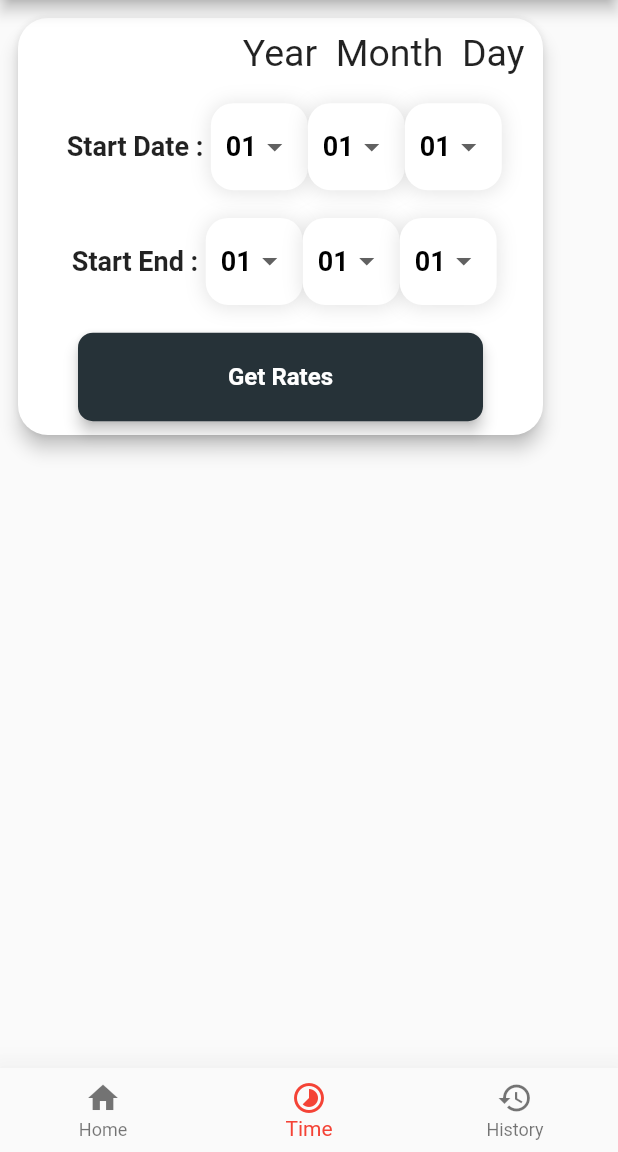
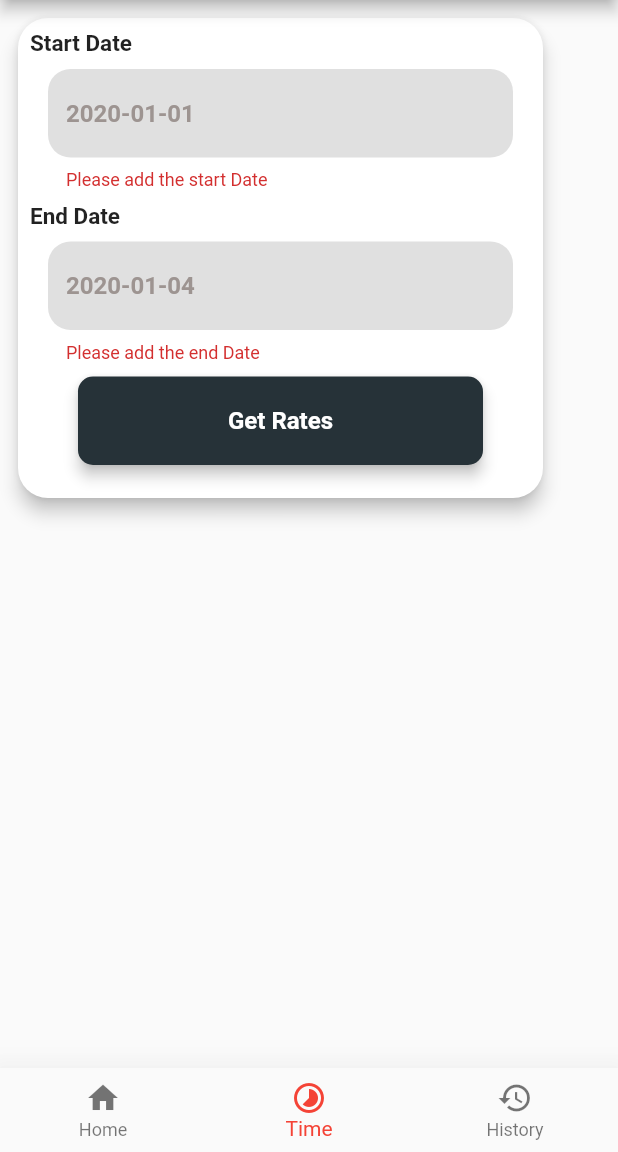
Before and after one commit to abdulrahmanahme/Currency-App, a Flutter app: the screen it shows after launch, item 2 of the bottom bar chosen, after a tap on "Get Rates", on a phone screen of 412 x 824 dp, the part 84-1236 px from its top. Run offline on Flutter 3.47's test engine with Material 2 defaults, Android fonts, the phone set to English and light mode, and no system bars; our stand-ins replace dio, flutter_bloc; network calls fail.

```diff
--- a/lib/core/components/app_constant/app_constant.dart
+++ b/lib/core/components/app_constant/app_constant.dart
@@ -1,15 +1,7 @@
 class AppConstant {
- static const String selectedDay = '01';
-   static const  List<String> options = [
-      '01',
-      '02',
-      '03',
-      '04',
-      '05',
-      '06',
-      '07',
-      '08',
-      '09',
-      '10',
-    ];
+ static const String convertApi = 'https://api.exchangerate.host/convert?from=';
+ static const String convertdata = 'https://api.exchangerate.host/timeseries?start_date=';
+ static const String homeCurrency = 'https://api.exchangerate.host/latest';
+
+
 }
--- a/lib/core/components/widgets/drop_down_list_widget.dart
+++ /dev/null
@@ -1,66 +0,0 @@
-import 'package:flutter/material.dart';
-
-class DropdownWidget extends StatefulWidget {
-  DropdownWidget(
-      {super.key,required this.options ,required this.selectedOption });
-
- String selectedOption;
- List<String> options;
-  @override
-  _DropdownWidgetState createState() => _DropdownWidgetState();
-}
-
-class _DropdownWidgetState extends State<DropdownWidget> {
-
-  @override
-  Widget build(BuildContext context) {
-    return Container(
-      padding:const EdgeInsets.symmetric(horizontal: 10, vertical: 5),
-      decoration: BoxDecoration(
-        borderRadius: BorderRadius.circular(15),
-        color: Colors.white,
-        boxShadow: [
-          BoxShadow(
-            color: Colors.black.withOpacity(0.1),
-            spreadRadius: 1,
-            blurRadius: 10,
-            offset: Offset(0, 1),
-          )
-        ],
-      ),
-      child: DropdownButton(
-        value: widget.selectedOption,
-        icon: Icon(Icons.arrow_drop_down),
-        iconSize: 24,
-        elevation: 16,
-        underline: SizedBox(),
-        style: TextStyle(
-          color: Colors.black,
-          fontSize: 18,
-          fontWeight: FontWeight.bold,
-        ),
-        onChanged:
-         (String ?newValue) {
-          setState(() {
-            widget.selectedOption = newValue!;
-
-          });
-        },
-        items: widget.options.map<DropdownMenuItem<String>>((String value) {
-          return DropdownMenuItem<String>(
-            value: value,
-            child: Text(value),
-          );
-        }).toList(),
-      ),
-    );
-  }
-}
-class DropdownCurrency extends StatelessWidget {
-  const DropdownCurrency({super.key});
-
-  @override
-  Widget build(BuildContext context) {
-    return const Placeholder();
-  }
-}
--- a/lib/core/components/widgets/select_date_widget.dart
+++ b/lib/core/components/widgets/select_date_widget.dart
@@ -1,64 +1,105 @@
-
-import 'package:currency_app/core/components/widgets/drop_down_list_widget.dart';
 import 'package:currency_app/core/components/widgets/text_widget.dart';
+import 'package:currency_app/core/components/widgets/textformfield_widget.dart';
 import 'package:flutter/material.dart';
 
 class SelectDateWidget extends StatelessWidget {
-  const SelectDateWidget(
-      {super.key,
+  const SelectDateWidget({
+    super.key,
+    required this.controller,
+    required this.validtion,
+    required this.hintText,
+    required this.textName,
+    required this.textName2,
+   required this.controller2,
+   required this.hintText2,
+   required this.validtion2,
+  });
+  final String? textName;
+  final String? textName2;
+  final String? validtion;
+  final String? validtion2;
+  final String? hintText;
+  final String? hintText2;
+  final TextEditingController? controller;
+  final TextEditingController? controller2;
 
-      required this.options,
-      this.textName,
-      required this.selectvalue});
-  final String? selectvalue;
-  final String? textName;
-
-  final List<String> options;
 
   @override
   Widget build(BuildContext context) {
-    return Row(
-      mainAxisAlignment: MainAxisAlignment.center,
+    return Column(
+      mainAxisAlignment: MainAxisAlignment.start,
       children: [
-        TextWidget(
-          text: '$textName',
+        Row(
+          mainAxisAlignment: MainAxisAlignment.start,
+          children: [
+            TextWidget(
+              text: '$textName',
+            ),
+          ],
         ),
-    DropdownWidget(options: options,selectedOption:selectvalue!),
-    DropdownWidget(options: options,selectedOption:selectvalue!),
-    DropdownWidget(options: options,selectedOption:selectvalue!),
+        defaultFormField(
+          controller: controller,
+          hintText: hintText,
+          validate: (value) {
+            if (value == null || value.isEmpty) {
+              return validtion;
+            }
 
+            return null;
+          },
+          type: TextInputType.emailAddress,
+        ),
+        Row(
+          mainAxisAlignment: MainAxisAlignment.start,
+          children: [
+            TextWidget(
+              text: "$textName2",
+            ),
+          ],
+        ),
+        defaultFormField(
+          controller: controller2,
+          hintText: hintText2,
+          validate: (value) {
+            if (value == null || value.isEmpty) {
+              return validtion2;
+            }
 
+            return null;
+          },
+          type: TextInputType.emailAddress,
+        ),
       ],
     );
   }
 }
 
-class SelectCurrencyWidget  extends StatelessWidget {
-  const SelectCurrencyWidget(
-      {super.key,
+// class SelectCurrencyWidget  extends StatelessWidget {
+//   const SelectCurrencyWidget(
+//       {super.key,
 
-      required this.options,
-      this.textName,
-      required this.selectvalue});
-  final String? selectvalue;
-  final String? textName;
+//       required this.options,
+//       this.textName,
+//       required this.selectvalue});
+//   final String? selectvalue;
+//   final String? textName;
 
-  final List<String> options;
+//   final List<String> options;
 
-  @override
-  Widget build(BuildContext context) {
-    return  Row(
-      mainAxisAlignment: MainAxisAlignment.center,
-      children: [
-        TextWidget(
-          text: '${textName}',
-        ),
-    DropdownWidget(options:options,selectedOption:selectvalue!),
-    DropdownWidget(options: options,selectedOption:selectvalue!),
-    DropdownWidget(options: options,selectedOption:selectvalue!),
+//   @override
+//   Widget build(BuildContext context) {
+//     return  Row(
+//       mainAxisAlignment: MainAxisAlignment.center,
+//       children: [
+//         TextWidget(
+//           text: '${textName}',
+//         ),
+//     DropdownWidget(options:options,selectedOption:selectvalue!),
+//     DropdownWidget(options: options,selectedOption:selectvalue!),
+//     DropdownWidget(options: options,selectedOption:selectvalue!),
 
 
-      ],
-    );
-  }
-}
+//       ],
+//     );
+//   }
+// }
--- a/lib/core/components/widgets/text_widget.dart
+++ b/lib/core/components/widgets/text_widget.dart
@@ -10,10 +10,10 @@ class TextWidget extends StatelessWidget {
   @override
   Widget build(BuildContext context) {
     return Padding(
-      padding: const EdgeInsets.all(5.0),
+      padding: const EdgeInsets.all(8.0),
       child: Text(
         "$text",
-        style: const TextStyle(fontSize: 18, fontWeight: FontWeight.bold),
+        style: const TextStyle(fontSize: 15, fontWeight: FontWeight.bold),
       ),
     );
   }
--- /dev/null
+++ b/lib/core/components/widgets/textformfield_widget.dart
@@ -0,0 +1,49 @@
+
+import 'package:flutter/material.dart';
+
+Widget defaultFormField({
+  required TextEditingController? controller,
+  TextInputType? type,
+  ValueChanged<String>? onSubmit,
+  FormFieldValidator<String>? onChange,
+  bool isPassword = false,
+  required String? Function(String?)? validate,
+  String? label,
+  IconData? prefix,
+  TextStyle? style,
+  IconData? suffix,
+  Function? suffixpress,
+  Widget? suffixIcon,
+  int maxLines = 1,
+  String? hintText,
+}) =>
+    Padding(
+      padding: const EdgeInsets.only(left: 20,right: 20),
+      child: TextFormField(
+        controller: controller,
+        keyboardType: type,
+        obscureText: isPassword,
+        onFieldSubmitted: onSubmit,
+        maxLines: maxLines,
+        validator: validate!,
+        style: style,
+        decoration: InputDecoration(
+          fillColor: Colors.grey.shade300,
+          filled: true,
+          hintStyle: TextStyle(
+              color: Color(0xff9D9491),
+              fontWeight: FontWeight.bold,
+              fontSize: 16),
+          hintText: hintText,
+          suffixIcon: suffixIcon,
+          focusedBorder: OutlineInputBorder(
+            borderRadius: BorderRadius.circular(15.0),
+            borderSide: BorderSide.none,
+          ),
+          border: OutlineInputBorder(
+            borderRadius: BorderRadius.circular(15.0),
+            borderSide: BorderSide.none,
+          ),
+        ),
+      ),
+    );
--- a/lib/main.dart
+++ b/lib/main.dart
@@ -1,12 +1,8 @@
-import 'package:currency_app/repository/currencys_api_remote.dart';
 import 'package:currency_app/view/layout_screen.dart';
 import 'package:flutter/material.dart';
 
 void main() {
   runApp(const MyApp());
-  // RemoteApis.getUse();
-  // RemoteApis.get();
-
 }
 
 class MyApp extends StatelessWidget {
--- a/lib/model/currency_home_model.dart
+++ b/lib/model/currency_home_model.dart
@@ -1,12 +1,12 @@
 class CurrencyHomeModel {
    String? base;
    String ?date;
-  Map<String, num> rates;
+  Map<String, num>? rates;
 
   CurrencyHomeModel ({
    this.base,
   this.date,
-    required this.rates,
+    this.rates,
   });
 
   factory CurrencyHomeModel.fromJson({Map<String, dynamic>? json}) {
--- a/lib/repository/currencys_api_remote.dart
+++ b/lib/repository/currencys_api_remote.dart
@@ -1,22 +1,30 @@
-import 'package:currency_app/model/currency_convertion_model.dart';
-import 'package:currency_app/model/currency_home_model.dart';
-import 'package:currency_app/model/currency_data_model.dart';
 import 'package:dio/dio.dart';
 
-class CurrencyApis {
-  static Future<CurrencyHomeModel?> getCurrencyHome() async {
-    final response = await Dio().get('https://api.exchangerate.host/latest');
+import 'package:currency_app/model/currency_convertion_model.dart';
+import 'package:currency_app/model/currency_data_model.dart';
+import 'package:currency_app/model/currency_home_model.dart';
+
+import '../core/components/app_constant/app_constant.dart';
+
+
+class CurrencyApis  {
+
+static  Future<CurrencyConversionModel?> getCurrencyConvertion({String ?baseCurrency, String? secondCurrency}) async {
+    final response = await Dio()
+        .get('${AppConstant.convertApi}$baseCurrency&to=$secondCurrency');
     if (response.statusCode == 200) {
-      return CurrencyHomeModel.fromJson(
-          json: response.data as Map<String, dynamic>);
+      return CurrencyConversionModel.fromJson(
+          response.data as Map<String, dynamic>);
     } else {
       throw Exception('Failed to load data');
     }
   }
 
-  static Future<CurrencyDateModel?> getCurrencyDate() async {
+ static Future<CurrencyDateModel?> getCurrencyDate({String? startDate ,String?endDate }) async {
     final response = await Dio().get(
-        'https://api.exchangerate.host/timeseries?start_date=2020-01-01&end_date=2020-01-04');
+        '${AppConstant.convertdata}$startDate&end_date=$endDate');
+          if(response.statusCode == 404 ) throw Exception();
+
     if (response.statusCode == 200) {
       return CurrencyDateModel.fromJson(
           json: response.data as Map<String, dynamic>);
@@ -25,12 +33,12 @@ class CurrencyApis {
     }
   }
 
-  static Future<CurrencyConversionModel?> getCurrencyConvertion() async {
-    final response = await Dio()
-        .get('https://api.exchangerate.host/convert?from=USD&to=EUR');
+ static Future<CurrencyHomeModel?> getCurrencyHome() async {
+    final response = await Dio().get("${AppConstant.homeCurrency}");
     if (response.statusCode == 200) {
-      return CurrencyConversionModel.fromJson(
-          response.data as Map<String, dynamic>);
+
+      return CurrencyHomeModel.fromJson(
+          json: response.data as Map<String, dynamic>);
     } else {
       throw Exception('Failed to load data');
     }
--- a/lib/view/currency_home_screen.dart
+++ b/lib/view/currency_home_screen.dart
@@ -1,5 +1,6 @@
-import 'package:currency_app/core/components/widgets/button_widget.dart';
-import 'package:currency_app/core/components/widgets/card_currency.dart';
+import 'package:currency_app/core/components/widgets/card_home_widget.dart';
+import 'package:currency_app/model/currency_home_model.dart';
+import 'package:currency_app/repository/currencys_api_remote.dart';
 import 'package:currency_app/view_model/currency_home_screen/currency_home_view_mode_states.dart';
 import 'package:flutter/material.dart';
 import 'package:flutter_bloc/flutter_bloc.dart';
@@ -13,11 +14,22 @@ class CurrencyHomeScreen extends StatefulWidget {
 }
 
 class _CurrencyHomeScreenState extends State<CurrencyHomeScreen> {
+  bool isLoading = true;
+  CurrencyApis? data;
+  CurrencyHomeModel? currencyHomeModel;
+
+  CurrencyApis? currencyApis;
 
   @override
   void initState() {
+    CurrencyApis.getCurrencyHome().then((value) => setState(() {
+          isLoading = false;
+          currencyHomeModel = value;
+        }));
+
     super.initState();
   }
+
   @override
   Widget build(BuildContext context) {
     return BlocProvider(
@@ -25,50 +37,21 @@ class _CurrencyHomeScreenState extends State<CurrencyHomeScreen> {
       child: BlocConsumer<CurrencyHomeViewModel, CurrencyHomeViewModelState>(
           listener: (context, state) {},
           builder: (context, state) {
-            var cubit = context.read<CurrencyHomeViewModel>();
-
             return Scaffold(
-              body:
-
-                  //  cubit.isLoading   ? const Center(child: CircularProgressIndicator())
-                  //     :
-                  SingleChildScrollView(
-                child: Column(
-                  children: [
-
-
-                    // ...data!.rates.entries
-                    //     .map((cur) => CardCurreny(
-                    //           nameCurreny: cur.key,
-                    //           valueCurreny: cur.value.toString(),
-                    //         ))
-                    //     .toList(),
-
-                    Button(
-                      name: 'Get Rates',
-                      onPressed: () {
-                        cubit.excute();
-                      },
+              body: isLoading
+                  ? const Center(child: CircularProgressIndicator())
+                  : SingleChildScrollView(
+                      child: Column(
+                        children: [
+                          ...currencyHomeModel!.rates!.entries
+                              .map((cur) => CardHome(
+                                    nameCurreny: cur.key,
+                                    valueCurreny: cur.value.toString(),
+                                  ))
+                              .toList(),
+                        ],
+                      ),
                     ),
-                    if (state is LoadingCurrencyHomeStatus)
-                      cubit.isLoading
-                          ? const Center(child: CircularProgressIndicator())
-                          : CardCurreny(
-                              nameCurreny:
-                                  cubit.currencyConversionModel!.query.from,
-                              valueCurreny:
-                                  cubit.currencyConversionModel!.query.to,
-                            )
-
-                    //  ...currencyCompare!.query.
-                    //     .map((cur) => CardCurreny(
-                    //           nameCurreny: cur.key,
-                    //           valueCurreny: cur.value.toString(),
-                    //         ))
-                    //     .toList(),
-                  ],
-                ),
-              ),
             );
           }),
     );
--- a/lib/view/currency_time_screen.dart
+++ b/lib/view/currency_time_screen.dart
@@ -15,6 +15,17 @@ class CurrencyTimeScreen extends StatefulWidget {
 }
 
 class _CurrencyTimeScreenState extends State<CurrencyTimeScreen> {
+  final TextEditingController _controller = TextEditingController();
+  final TextEditingController _controller2 = TextEditingController();
+final formkey = GlobalKey<FormState>();
+
+  @override
+  void dispose() {
+    _controller.dispose();
+    _controller2.dispose();
+    super.dispose();
+  }
+
   @override
   Widget build(BuildContext context) {
     return BlocProvider(
@@ -26,6 +37,8 @@ class _CurrencyTimeScreenState extends State<CurrencyTimeScreen> {
 
               return Scaffold(
                 body: SingleChildScrollView(
+                  child: Form(
+                    key: formkey,
                     child: Column(
                       children: [
                         Padding(
@@ -36,33 +49,37 @@ class _CurrencyTimeScreenState extends State<CurrencyTimeScreen> {
                               borderRadius: BorderRadius.circular(20),
                             ),
                             child: Container(
-                            height: 278,
+                              height: 320,
                               width: 350,
                               child: Column(
-                              mainAxisAlignment: MainAxisAlignment.spaceAround,
+                                mainAxisAlignment: MainAxisAlignment.start,
                                 children: [
-                                Row(
-                                  mainAxisAlignment: MainAxisAlignment.end,
-                                  children: const [
-                                    Text(
-                                      '  Year  Month  Day  ',
-                                      style: TextStyle(fontSize: 25),
-                                    ),
-                                  ],
-                                ),
-                                const SelectDateWidget(
-                                    textName: 'Start Date :',
-                                    options: AppConstant.options,
-                                    selectvalue: AppConstant.selectedDay),
-                                const SelectDateWidget(
-                                    textName: 'Start End :',
-                                    options: AppConstant.options,
-                                    selectvalue: AppConstant.selectedDay),
-                                Button(
+
+                                  SelectDateWidget(
+                                      controller: _controller,
+                                      controller2: _controller2,
+                                      validtion: 'Please add the start Date',
+                                       validtion2: 'Please add the end Date',
+                                      hintText: '2020-01-01',
+                                      hintText2: '2020-01-04',
+                                      textName: 'Start Date',
+                                      textName2: 'End Date'),
+
+                                  Padding(
+                                    padding: const EdgeInsets.all(9.0),
+                                    child: Button(
                                       name: 'Get Rates',
                                       onPressed: () {
-                                    cubit.excute();
+                                        if(formkey.currentState!.validate()){
+                                        cubit.excute(
+                                          startDate: _controller.text,
+                                          endDate: _controller2.text ,
+
+                                        );
+
+                                        }
                                       },
+                                    ),
                                   ),
                                 ],
                               ),
@@ -70,12 +87,14 @@ class _CurrencyTimeScreenState extends State<CurrencyTimeScreen> {
                           ),
                         ),
                         if (state is LoadedCurrencyTimeStatus)
-                        ...cubit.currencyDateModel!.rates.entries
-                            .map((e) => CardDate(
+                          ...cubit.currencyDateModel!.rates.entries.map(
+                            (e) => CardDate(
                               textCurreny: e,
                               textDate: e.key,
-                                ),),
+                            ),
+                          ),
                       ],
+                    ),
                   ),
                 ),
               );
--- a/lib/view_model/currency_conversion_view_model/currency_conversion_view_model.dart
+++ b/lib/view_model/currency_conversion_view_model/currency_conversion_view_model.dart
@@ -6,11 +6,13 @@ import 'package:flutter_bloc/flutter_bloc.dart';
 class CurrencyConversionViewModel extends Cubit<CurrencyConversionViewModelState> {
   CurrencyConversionViewModel() : super(InitialCurrencyConversionStatus());
    bool isLoading = true;
+   CurrencyApis? currencyApis;
+
    CurrencyConversionModel? currencyConversionModel;
-   Future<CurrencyConversionModel?>excute()async{
+   Future<CurrencyConversionModel?>excute({String ?baseCurrency, String? secondCurrency})async{
     emit(LoadingCurrencyConversionStatus());
     isLoading = true;
-    currencyConversionModel =await CurrencyApis.getCurrencyConvertion();
+    currencyConversionModel =await CurrencyApis.getCurrencyConvertion(baseCurrency:baseCurrency ,secondCurrency: secondCurrency,);
     emit(LoadedCurrencyConversionStatus());
     isLoading = false;
 return currencyConversionModel;
--- a/lib/view_model/currency_time_view_mode.dart/currency_time_view_model.dart
+++ b/lib/view_model/currency_time_view_mode.dart/currency_time_view_model.dart
@@ -7,10 +7,12 @@ class CurrencyTimeViewModel extends Cubit<CurrencyTimeViewModelState> {
   CurrencyTimeViewModel() : super(InitialCurrencyTimeStatus());
   bool isLoading = true;
   CurrencyDateModel? currencyDateModel;
-  Future<CurrencyDateModel?> excute() async {
+   CurrencyApis? currencyApis;
+
+  Future<CurrencyDateModel?> excute( {String ?startDate, String? endDate}) async {
     emit(LoadingCurrencyTimeStatus());
     isLoading = true;
-    currencyDateModel = await CurrencyApis.getCurrencyDate();
+    currencyDateModel = await CurrencyApis.getCurrencyDate(startDate:startDate ,endDate: endDate);
     emit(LoadedCurrencyTimeStatus());
     isLoading = false;
 
--- a/lib/view_model/layout_view_model/layout_view_model.dart
+++ b/lib/view_model/layout_view_model/layout_view_model.dart
@@ -29,6 +29,7 @@ class LayoutViewModel extends Cubit<LayoutState> {
 
   var currencyBody = const [
     CurrencyHomeScreen(),
+    //  LazyLoading(),
     CurrencyTimeScreen(),
     CurrencyConversionSreen(),
   ];
--- a/pubspec.yaml
+++ b/pubspec.yaml
@@ -32,6 +32,7 @@ dependencies:
     sdk: flutter
   flutter_bloc: ^8.1.2
   dio: ^5.1.2
+  mockito: ^5.4.0
 
 
 
@@ -43,6 +44,8 @@ dependencies:
 dev_dependencies:
   flutter_test:
     sdk: flutter
+  build_runner: ^2.3.3
+
 
   # The "flutter_lints" package below contains a set of recommended lints to
   # encourage good coding practices. The lint set provided by the package is
```
Also changed, not shown: lib/core/components/widgets/card_currency.dart (+25 -2 lines), lib/core/components/widgets/card_home_widget.dart (added, +36 -0 lines), lib/core/components/widgets/select_currrency_widget.dart (deleted, +0 -36 lines), lib/view/currency_convertion_screen.dart (+40 -30 lines), lib/view_model/currency_home_screen/currency_home_view_model.dart (+9 -10 lines), pubspec.lock, 1 other file. Lines whose indentation alone changed are shown as unchanged.
